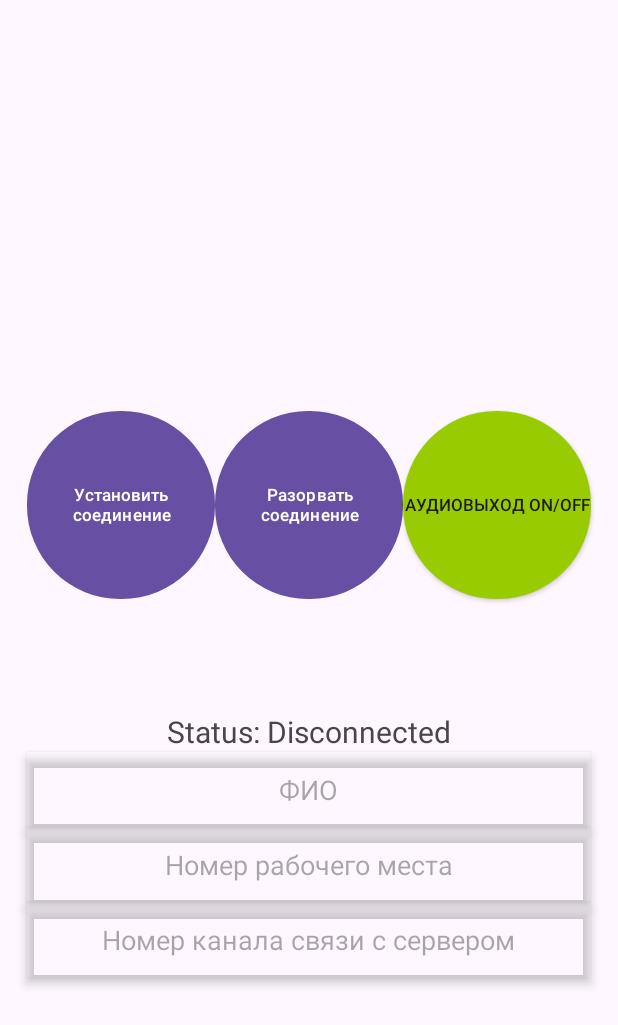
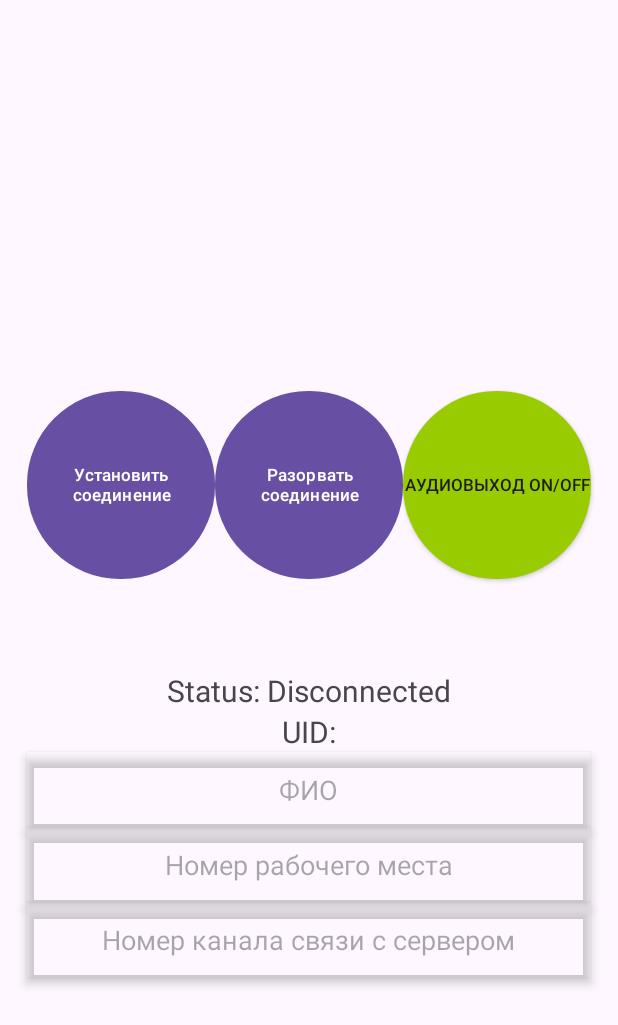
Before and after one commit to METEOPuT/claudio-app, an Android app: the screen it shows after launch (MainActivity), on a phone screen of 412 x 824 dp. Shown: the top 1025 px of the screen. Run offline under Robolectric (Android 15) with nearby library versions, the phone set to English and light mode, and no system bars; libraries missing offline, so code that uses them is left out: io.socket.client, org.webrtc.

Commit message:
Исправление багов с кнопкой и добавление функций работы с NFC

```diff
--- a/app/src/main/AndroidManifest.xml
+++ b/app/src/main/AndroidManifest.xml
@@ -3,6 +3,8 @@
     xmlns:tools="http://schemas.android.com/tools">
     <uses-permission android:name="android.permission.RECORD_AUDIO" />
     <uses-permission android:name="android.permission.INTERNET" />
+    <uses-permission android:name="android.permission.NFC" />
+    <uses-feature android:name="android.hardware.nfc" android:required="true"/>
 
 
     <application
--- a/app/src/main/java/com/example/mobileapp/MainActivity.java
+++ b/app/src/main/java/com/example/mobileapp/MainActivity.java
@@ -12,6 +12,7 @@ import org.webrtc.PeerConnection;
 import org.webrtc.PeerConnectionFactory;
 import org.webrtc.SessionDescription;
 import org.webrtc.SdpObserver;
+import org.webrtc.DataChannel;
 import java.util.ArrayList;
 import java.util.List;
 import io.socket.client.IO;
@@ -21,20 +22,28 @@ import org.json.JSONObject;
 import android.os.Handler;
 import android.os.Looper;
 import android.widget.TextView;
-import androidx.core.content.ContextCompat;
+import android.app.PendingIntent;
+import android.content.Intent;
+import android.content.IntentFilter;
+import android.nfc.NfcAdapter;
+import android.nfc.Tag;
+import android.nfc.tech.NfcA;
+import java.nio.ByteBuffer;
 
 public class MainActivity extends AppCompatActivity {
 
     private static final String TAG = "WebRTC_Audio";
-    private PeerConnectionFactory peerConnectionFactory;
-    private PeerConnection peerConnection;
-    private AudioTrack remoteAudioTrack;
-    private Socket mSocket;
+    private PeerConnectionFactory peerConnectionFactory; //фабрика для создания объектов WebRTC
+    private PeerConnection peerConnection; //соединение между двумя участниками
+    private AudioTrack remoteAudioTrack; //аудиотрек, получаемый от удаленного участника
+    private Socket mSocket; //клиент Socket.IO для связи с сервером
     private TextView connectionStatus; // TextView для отображения состояния подключения
-    private Handler mainHandler;
+    private TextView uid; // TextView для отображения UID пропуска
+    private Handler mainHandler; //нужен для обновлений UI из других потоков
     private boolean isAudioEnabled = true; // Флаг состояния аудиовыхода
-
-
+    private NfcAdapter nfcAdapter;
+    private AudioTrack localAudioTrack;
+    private DataChannel dataChannel;
 
 
     @Override
@@ -42,6 +51,17 @@ public class MainActivity extends AppCompatActivity {
 
         super.onCreate(savedInstanceState);
         setContentView(R.layout.activity_main);
+
+        nfcAdapter = NfcAdapter.getDefaultAdapter(this);
+
+        if (nfcAdapter == null) {
+            Log.e("NFC", "NFC не поддерживается на этом устройстве.");
+            return;
+        }
+
+        if (!nfcAdapter.isEnabled()) {
+            Log.e("NFC", "NFC выключен. Пожалуйста, включите NFC в настройках.");
+        }
 
         // Кнопка для запуска WebRTC
         Button startCallButton = findViewById(R.id.startCallButton);
@@ -54,8 +74,10 @@ public class MainActivity extends AppCompatActivity {
         audioOutputButton.setOnClickListener(v -> toggleAudioOutput());
 
         connectionStatus = findViewById(R.id.connectionStatus);
+        uid = findViewById(R.id.uid);
         mainHandler = new Handler(Looper.getMainLooper());
 
+        //Кнопка разрыва соединения
         Button stopCallButton = findViewById(R.id.stopCallButton);
         stopCallButton.setOnClickListener(v -> {
             if (peerConnection != null) {
@@ -66,6 +88,87 @@ public class MainActivity extends AppCompatActivity {
             }
         });
     }
+
+    @Override
+    protected void onResume() {
+        super.onResume();
+        if (nfcAdapter != null) {
+            // Указываем флаг FLAG_IMMUTABLE
+            PendingIntent pendingIntent = PendingIntent.getActivity(
+                    this,
+                    0,
+                    new Intent(this, getClass()).addFlags(Intent.FLAG_ACTIVITY_SINGLE_TOP),
+                    PendingIntent.FLAG_IMMUTABLE // Используем флаг для неизменяемости
+            );
+            nfcAdapter.enableForegroundDispatch(this, pendingIntent, new IntentFilter[]{new IntentFilter(NfcAdapter.ACTION_TAG_DISCOVERED)}, null);
+        }
+    }
+
+    @Override
+    protected void onPause() {
+        super.onPause();
+        if (nfcAdapter != null) {
+            nfcAdapter.disableForegroundDispatch(this);
+        }
+    }
+
+    @Override
+    protected void onNewIntent(Intent intent) {
+        super.onNewIntent(intent);
+        Log.d("NFC", "onNewIntent triggered");
+        if (NfcAdapter.ACTION_TAG_DISCOVERED.equals(intent.getAction())) {
+            Tag tag = intent.getParcelableExtra(NfcAdapter.EXTRA_TAG);
+            NfcA nfcA = NfcA.get(tag);
+            if (nfcA.isConnected()) {
+                Log.d("NFC", "Successfully connected to tag");
+            } else {
+                Log.e("NFC", "Failed to connect to tag");
+            }
+            try {
+                nfcA.connect();
+                byte[] id = nfcA.getTag().getId(); // Получаем уникальный ID карты
+                Log.d("NFC", "Tag detected: " + tag);
+                String cardNumber = bytesToHex(id); // Преобразуем байты в строку
+                Log.d("NFC", "Card ID: " + cardNumber);
+
+                updateUID(cardNumber);
+
+                // После того как считан ID карты, можно передать его через WebRTC
+                sendCardNumberThroughWebRTC(cardNumber);
+
+                nfcA.close();
+            } catch (Exception e) {
+                Log.e("NFC", "Ошибка чтения NFC", e);
+            }
+        }
+    }
+
+    private String bytesToHex(byte[] bytes) {
+        StringBuilder stringBuilder = new StringBuilder();
+        for (byte b : bytes) {
+            stringBuilder.append(String.format("%02X", b));
+        }
+        return stringBuilder.toString();
+    }
+
+    private void sendCardNumberThroughWebRTC(String cardNumber) {
+        if (dataChannel != null) {
+            // Преобразуем строку в массив байт
+            byte[] cardNumberBytes = cardNumber.getBytes();
+
+            // Создаем ByteBuffer из массива байт
+            ByteBuffer byteBuffer = ByteBuffer.wrap(cardNumberBytes);
+
+            // Создаем DataChannel.Buffer с ByteBuffer
+            DataChannel.Buffer buffer = new DataChannel.Buffer(byteBuffer, false);
+
+            // Отправляем данные через DataChannel
+            dataChannel.send(buffer);
+            Log.d("WebRTC", "Card number sent: " + cardNumber);
+        }
+    }
+
+    //Подключение к серверу через Socket.IO
     private void connectToServer() {
         try {
             mSocket = IO.socket("http://192.168.0.118:8080");
@@ -109,6 +212,7 @@ public class MainActivity extends AppCompatActivity {
             updateConnectionStatus("Error: " + e.getMessage());
         }
     }
+    //Завершает соединение с сервером и отключает аудиовыход
     private void stopCall() {
         if (peerConnection != null) {
             peerConnection.close();
@@ -129,21 +233,24 @@ public class MainActivity extends AppCompatActivity {
 
         Log.d(TAG, "Call stopped, peerConnection and socket closed.");
     }
+    //Меняет состояние включения аудиотрека
     private void toggleAudioOutput() {
         Button audioOutputButton = findViewById(R.id.AudioOutputButton);
 
+        isAudioEnabled = !isAudioEnabled;
+
+        // Если уже есть треки — применяем к ним
         if (remoteAudioTrack != null) {
-            // Переключаем состояние аудиовыхода
-            isAudioEnabled = !isAudioEnabled;
             remoteAudioTrack.setEnabled(isAudioEnabled);
+        }
+        if (localAudioTrack != null) {
+            localAudioTrack.setEnabled(isAudioEnabled);
+        }
 
-            // Изменяем фон кнопки в зависимости от состояния
-            int color = isAudioEnabled ? R.color.green : R.color.red; // зелёный или красный
-            audioOutputButton.setBackgroundColor(ContextCompat.getColor(this, color));
+        int backgroundRes = isAudioEnabled ? R.drawable.rounded_button_green : R.drawable.rounded_button_red;
+        audioOutputButton.setBackgroundResource(backgroundRes);
 
-            // Логируем состояние
-            Log.d("WebRTC_Audio", "Audio output: " + (isAudioEnabled ? "ON" : "OFF"));
-        }
+        Log.d("WebRTC_Audio", "Audio output: " + (isAudioEnabled ? "ON" : "OFF"));
     }
 
     private void handleIncomingSignal(String type, String data) {
@@ -188,11 +295,24 @@ public class MainActivity extends AppCompatActivity {
         }
     }
 
-
+    //Обновление текстового поля о состоянии соединения
     private void updateConnectionStatus(String status) {
         mainHandler.post(() -> connectionStatus.setText("Status: " + status));
     }
 
+    //Обновление текстового поля о UID пропуска
+    private void updateUID(String cardNumber) {
+        Log.d("NFC", "Updating UID: " + cardNumber);
+        mainHandler.post(() -> {
+            if (uid != null) {
+                uid.setText("UID: " + cardNumber);
+                Log.d("NFC", "UID updated on UI");
+            } else {
+                Log.e("NFC", "UID TextView is null");
+            }
+        });
+    }
+    //Отправка сигнального сообщения на сервер через Socket.IO
     private void sendSignalToServer(String type, String data) {
         try {
             JSONObject message = new JSONObject();
@@ -205,7 +325,7 @@ public class MainActivity extends AppCompatActivity {
     }
 
     private void initializeWebRTC() {
-        // Шаг 1: Инициализация PeerConnectionFactoryd
+        // Шаг 1: Инициализация PeerConnectionFactory
 
         PeerConnectionFactory.InitializationOptions initializationOptions =
                 PeerConnectionFactory.InitializationOptions.builder(this)
@@ -221,21 +341,19 @@ public class MainActivity extends AppCompatActivity {
         // Шаг 2: Создание MediaStream и AudioTrack
         MediaConstraints audioConstraints = new MediaConstraints();
         AudioSource audioSource = peerConnectionFactory.createAudioSource(audioConstraints);
-        AudioTrack localAudioTrack = peerConnectionFactory.createAudioTrack("LOCAL_AUDIO", audioSource);
+        localAudioTrack = peerConnectionFactory.createAudioTrack("LOCAL_AUDIO", audioSource);
 
         // Шаг 3: Настройка PeerConnection
         List<PeerConnection.IceServer> iceServers = new ArrayList<>();
         PeerConnection.IceServer iceServer = PeerConnection.IceServer.builder("stun:stun.l.google.com:19302").createIceServer();
         iceServers.add(iceServer);
 
-        peerConnection = peerConnectionFactory.createPeerConnection(iceServers, new PeerConnection.Observer() {
+        PeerConnection.RTCConfiguration rtcConfig = new PeerConnection.RTCConfiguration(iceServers);
+        peerConnection = peerConnectionFactory.createPeerConnection(rtcConfig, new PeerConnection.Observer() {
             @Override
             public void onSignalingChange(PeerConnection.SignalingState signalingState) {
                 Log.d(TAG, "Signaling state: " + signalingState);
             }
-
-
-
 
             @Override
             public void onIceConnectionChange(PeerConnection.IceConnectionState iceConnectionState) {
@@ -243,12 +361,10 @@ public class MainActivity extends AppCompatActivity {
             }
 
             @Override
-            public void onIceConnectionReceivingChange(boolean b) {
-            }
+            public void onIceConnectionReceivingChange(boolean b) { }
 
             @Override
-            public void onIceGatheringChange(PeerConnection.IceGatheringState iceGatheringState) {
-            }
+            public void onIceGatheringChange(PeerConnection.IceGatheringState iceGatheringState) { }
 
             @Override
             public void onIceCandidate(org.webrtc.IceCandidate iceCandidate) {
@@ -257,8 +373,7 @@ public class MainActivity extends AppCompatActivity {
             }
 
             @Override
-            public void onIceCandidatesRemoved(org.webrtc.IceCandidate[] iceCandidates) {
-            }
+            public void onIceCandidatesRemoved(org.webrtc.IceCandidate[] iceCandidates) { }
 
             @Override
             public void onAddStream(MediaStream mediaStream) {
@@ -271,18 +386,17 @@ public class MainActivity extends AppCompatActivity {
 
             @Override
             public void onRemoveStream(MediaStream mediaStream) {
+                Log.d(TAG, "Stream removed: " + mediaStream);
             }
 
             @Override
-            public void onDataChannel(org.webrtc.DataChannel dataChannel) {
-            }
+            public void onRenegotiationNeeded() { }
 
             @Override
-            public void onRenegotiationNeeded() {
-            }
-
-            @Override
-            public void onAddTrack(org.webrtc.RtpReceiver rtpReceiver, MediaStream[] mediaStreams) {
+            public void onDataChannel(DataChannel dataChannel) {
+                Log.d(TAG, "DataChannel created: " + dataChannel);
+                // Сохраняем ссылку на dataChannel
+                MainActivity.this.dataChannel = dataChannel;
             }
         });
 
--- /dev/null
+++ b/app/src/main/res/drawable/rounded_button_green.xml
@@ -0,0 +1,5 @@
+<?xml version="1.0" encoding="utf-8"?>
+<shape xmlns:android="http://schemas.android.com/apk/res/android">
+    <solid android:color="@android:color/holo_green_light"/>
+    <corners android:radius="62dp"/>
+</shape>
--- /dev/null
+++ b/app/src/main/res/drawable/rounded_button_red.xml
@@ -0,0 +1,5 @@
+<?xml version="1.0" encoding="utf-8"?>
+<shape xmlns:android="http://schemas.android.com/apk/res/android">
+    <solid android:color="@android:color/holo_red_light"/>
+    <corners android:radius="62dp"/>
+</shape>
--- /dev/null
+++ b/app/src/main/res/drawable/rounded_button_selector.xml
@@ -0,0 +1,5 @@
+<?xml version="1.0" encoding="utf-8"?>
+<selector xmlns:android="http://schemas.android.com/apk/res/android">
+    <item android:state_enabled="true" android:drawable="@drawable/rounded_button_green"/>
+    <item android:state_enabled="false" android:drawable="@drawable/rounded_button_red"/>
+</selector>
--- a/app/src/main/res/layout/activity_main.xml
+++ b/app/src/main/res/layout/activity_main.xml
@@ -43,7 +43,7 @@
                 android:layout_height="125dp"
                 android:text="Аудиовыход ON/OFF"
                 android:textSize="11sp"
-                android:background="@drawable/rounded_button"/>
+                android:background="@drawable/rounded_button_selector"/>
 
         </LinearLayout>
 
@@ -54,6 +54,19 @@
             android:text="Status: Disconnected"
             android:textSize="20sp"
             android:layout_marginTop="-200dp"
+            android:layout_gravity="center"
+
+            app:layout_constraintBottom_toBottomOf="parent"
+            app:layout_constraintEnd_toEndOf="parent"
+            app:layout_constraintStart_toStartOf="parent"
+            app:layout_constraintTop_toTopOf="parent" />
+
+        <TextView
+            android:id="@+id/uid"
+            android:layout_width="wrap_content"
+            android:layout_height="wrap_content"
+            android:text="UID:"
+            android:textSize="20sp"
             android:layout_gravity="center"
 
             app:layout_constraintBottom_toBottomOf="parent"
```
